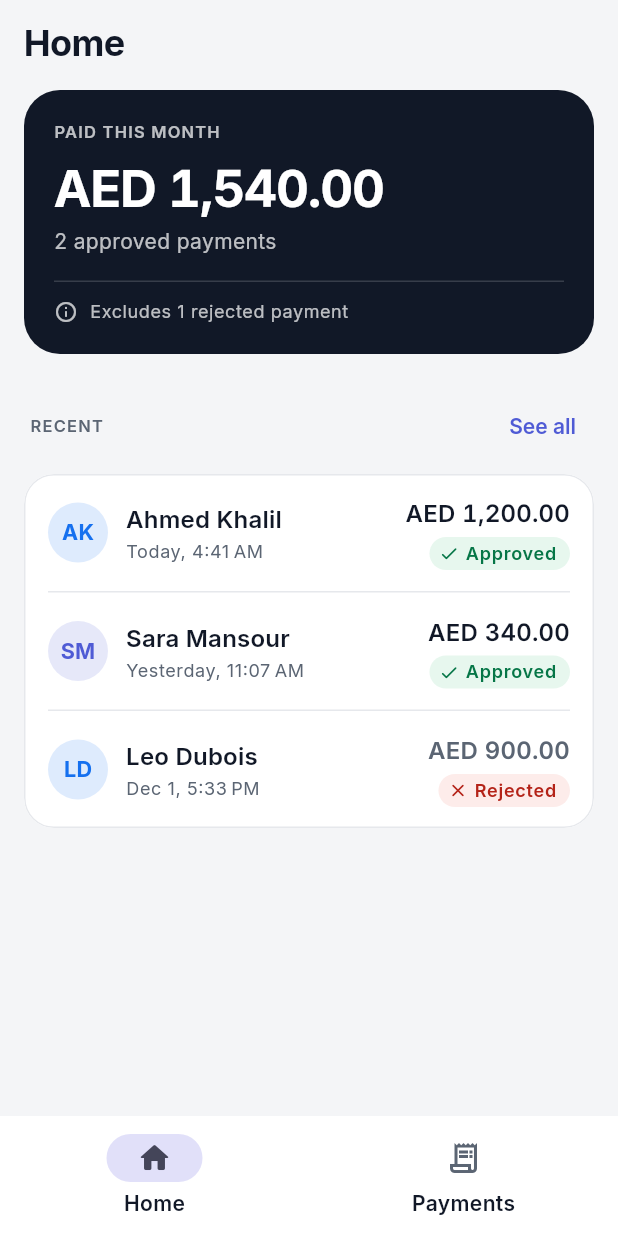
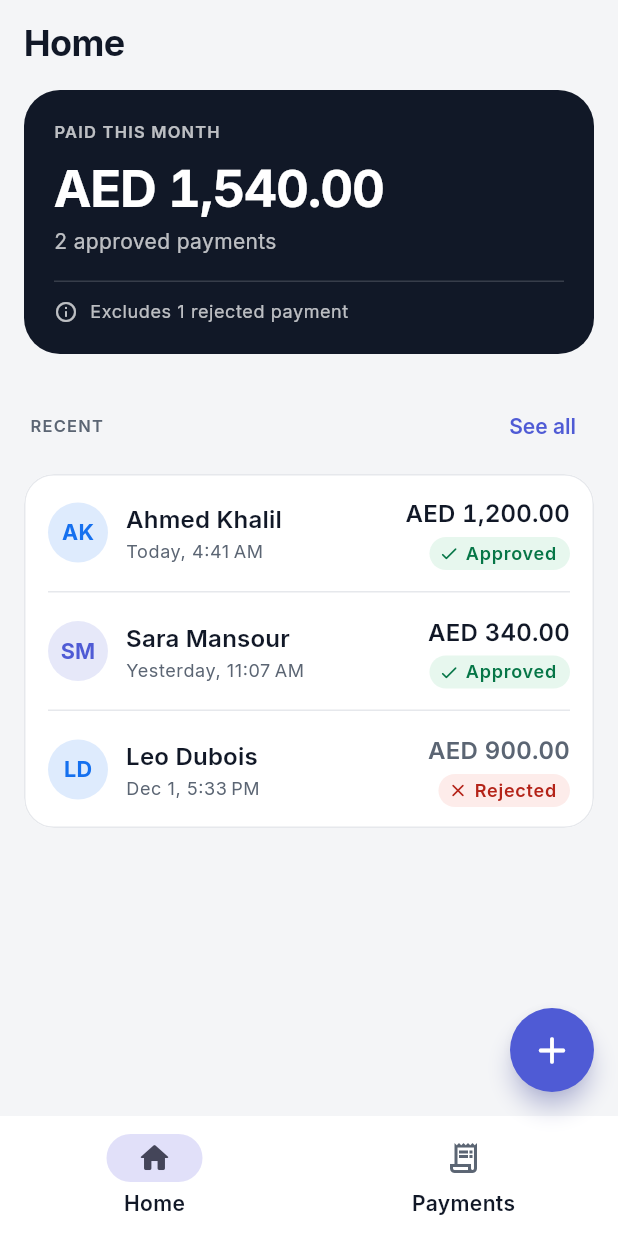
Before and after one commit to SardorbekR/payment-approval-flow, a Flutter app: the screen it shows after launch, on a phone screen of 412 x 824 dp. Run offline on Flutter 3.47's test engine with Material 3 defaults, Android fonts, the phone set to English and light mode, and no system bars; our stand-ins replace bloc_concurrency, clock, equatable, flutter_bloc, go_router, local_auth and 1 more; statements that could not run were skipped.

Commit message:
feat: draggable debug button that simulates incoming requests
The button sits above the router, so it floats over every screen and keeps
its position through navigation for the whole session. It follows the finger
exactly, stays clear of system areas, moves back on screen when the window
shrinks, and hides while a request is on screen or data is still loading.

```diff
--- a/lib/app.dart
+++ b/lib/app.dart
@@ -4,6 +4,7 @@ import 'package:material_ui/material_ui.dart';
 import 'package:payment_approval/core/device_auth/device_authenticator.dart';
 import 'package:payment_approval/core/theme/app_theme.dart';
 import 'package:payment_approval/features/approval/presentation/approval_presenter.dart';
+import 'package:payment_approval/features/debug_fab/debug_fab_overlay.dart';
 import 'package:payment_approval/features/payments/data/repositories/payments_repository.dart';
 import 'package:payment_approval/features/payments/presentation/bloc/payments_bloc.dart';
 import 'package:payment_approval/l10n/app_localizations.dart';
@@ -66,6 +67,7 @@ class _AppState extends State<App> {
           supportedLocales: AppLocalizations.supportedLocales,
           scaffoldMessengerKey: _messengerKey,
           routerConfig: _router,
+          builder: (context, child) => DebugFabOverlay(presenter: _presenter, child: child!),
         ),
       ),
     );
--- /dev/null
+++ b/lib/features/debug_fab/debug_fab_overlay.dart
@@ -0,0 +1,144 @@
+import 'package:flutter/gestures.dart';
+import 'package:flutter/services.dart';
+import 'package:flutter_bloc/flutter_bloc.dart';
+import 'package:material_ui/material_ui.dart';
+import 'package:payment_approval/features/approval/presentation/approval_presenter.dart';
+import 'package:payment_approval/features/debug_fab/fab_position.dart';
+import 'package:payment_approval/features/payments/presentation/bloc/payments_bloc.dart';
+import 'package:payment_approval/l10n/app_localizations.dart';
+
+/// A debug button that simulates an incoming payment request.
+///
+/// It sits above the router, so it floats over every screen and keeps its
+/// state through any navigation: once dragged, it stays where it was left for
+/// the rest of the session. It hides while a request is on screen, so it never
+/// covers the approval sheet.
+class DebugFabOverlay extends StatefulWidget {
+  const DebugFabOverlay({required this.presenter, required this.child, super.key});
+
+  final ApprovalPresenter presenter;
+  final Widget child;
+
+  @override
+  State<DebugFabOverlay> createState() => _DebugFabOverlayState();
+}
+
+class _DebugFabOverlayState extends State<DebugFabOverlay> {
+  static const _size = 56.0;
+
+  /// Null until the first drag, so the default spot follows the screen size.
+  Offset? _position;
+
+  @override
+  Widget build(BuildContext context) {
+    final isLoaded = context.select((PaymentsBloc bloc) => bloc.state is PaymentsLoaded);
+
+    return LayoutBuilder(
+      builder: (context, constraints) {
+        final screen = constraints.biggest;
+        final safeArea = MediaQuery.paddingOf(context);
+        final position = clampFabPosition(
+          _position ?? defaultFabPosition(screen: screen, safeArea: safeArea, size: _size),
+          screen: screen,
+          safeArea: safeArea,
+          size: _size,
+        );
+
+        return Stack(
+          children: [
+            widget.child,
+            Positioned(
+              left: position.dx,
+              top: position.dy,
+              child: ValueListenableBuilder<bool>(
+                valueListenable: widget.presenter.isBusy,
+                builder: (context, isBusy, _) => _DebugFab(
+                  visible: isLoaded && !isBusy,
+                  size: _size,
+                  onTap: widget.presenter.simulateIncomingRequest,
+                  // Start from where the button is shown, which may have been
+                  // clamped after the screen changed size.
+                  onDragStart: () => _position = position,
+                  // Several moves can arrive within one frame, so each one builds
+                  // on the latest position rather than the one from the last build.
+                  onDrag: (delta) => setState(() {
+                    _position = clampFabPosition(
+                      (_position ?? position) + delta,
+                      screen: screen,
+                      safeArea: safeArea,
+                      size: _size,
+                    );
+                  }),
+                ),
+              ),
+            ),
+          ],
+        );
+      },
+    );
+  }
+}
+
+class _DebugFab extends StatelessWidget {
+  const _DebugFab({
+    required this.visible,
+    required this.size,
+    required this.onTap,
+    required this.onDragStart,
+    required this.onDrag,
+  });
+
+  final bool visible;
+  final double size;
+  final VoidCallback onTap;
+  final VoidCallback onDragStart;
+  final ValueChanged<Offset> onDrag;
+
+  @override
+  Widget build(BuildContext context) {
+    final colorScheme = Theme.of(context).colorScheme;
+    final label = AppLocalizations.of(context).debugFabLabel;
+
+    return IgnorePointer(
+      ignoring: !visible,
+      child: ExcludeSemantics(
+        excluding: !visible,
+        child: AnimatedScale(
+          scale: visible ? 1 : 0,
+          duration: const Duration(milliseconds: 200),
+          curve: Curves.easeOutBack,
+          // A plain gesture detector rather than Draggable or a tooltip: this
+          // widget sits above the Navigator, where there is no Overlay.
+          child: GestureDetector(
+            // Also delivers the movement made before the drag was recognized,
+            // so the button stays under the finger.
+            dragStartBehavior: DragStartBehavior.down,
+            onPanStart: (_) => onDragStart(),
+            onPanUpdate: (details) => onDrag(details.delta),
+            child: Semantics(
+              button: true,
+              label: label,
+              child: Material(
+                color: colorScheme.secondary,
+                shape: const CircleBorder(),
+                elevation: 6,
+                shadowColor: colorScheme.secondary.withValues(alpha: 0.5),
+                child: InkWell(
+                  customBorder: const CircleBorder(),
+                  onTap: () {
+                    HapticFeedback.lightImpact();
+                    onTap();
+                  },
+                  child: SizedBox.square(
+                    dimension: size,
+                    child: Icon(Icons.add_rounded, size: 30, color: colorScheme.onSecondary),
+                  ),
+                ),
+              ),
+            ),
+          ),
+        ),
+      ),
+    );
+  }
+}
--- /dev/null
+++ b/lib/features/debug_fab/fab_position.dart
@@ -0,0 +1,32 @@
+import 'dart:math';
+
+import 'package:material_ui/material_ui.dart';
+
+/// Where the button starts: bottom end corner, above the bottom navigation bar.
+Offset defaultFabPosition({
+  required Size screen,
+  required EdgeInsets safeArea,
+  required double size,
+}) {
+  return Offset(
+    screen.width - safeArea.right - size - 16,
+    screen.height - safeArea.bottom - size - 96,
+  );
+}
+
+/// Keeps the button fully on screen and clear of the status bar, notch and
+/// home indicator. Applied after every drag and whenever the screen changes size.
+Offset clampFabPosition(
+  Offset position, {
+  required Size screen,
+  required EdgeInsets safeArea,
+  required double size,
+}) {
+  final minX = safeArea.left;
+  final minY = safeArea.top;
+  // On a screen smaller than the button, pin it to the top start corner.
+  final maxX = max(minX, screen.width - safeArea.right - size);
+  final maxY = max(minY, screen.height - safeArea.bottom - size);
+
+  return Offset(position.dx.clamp(minX, maxX), position.dy.clamp(minY, maxY));
+}
```
Also changed, not shown: 2 other files.
